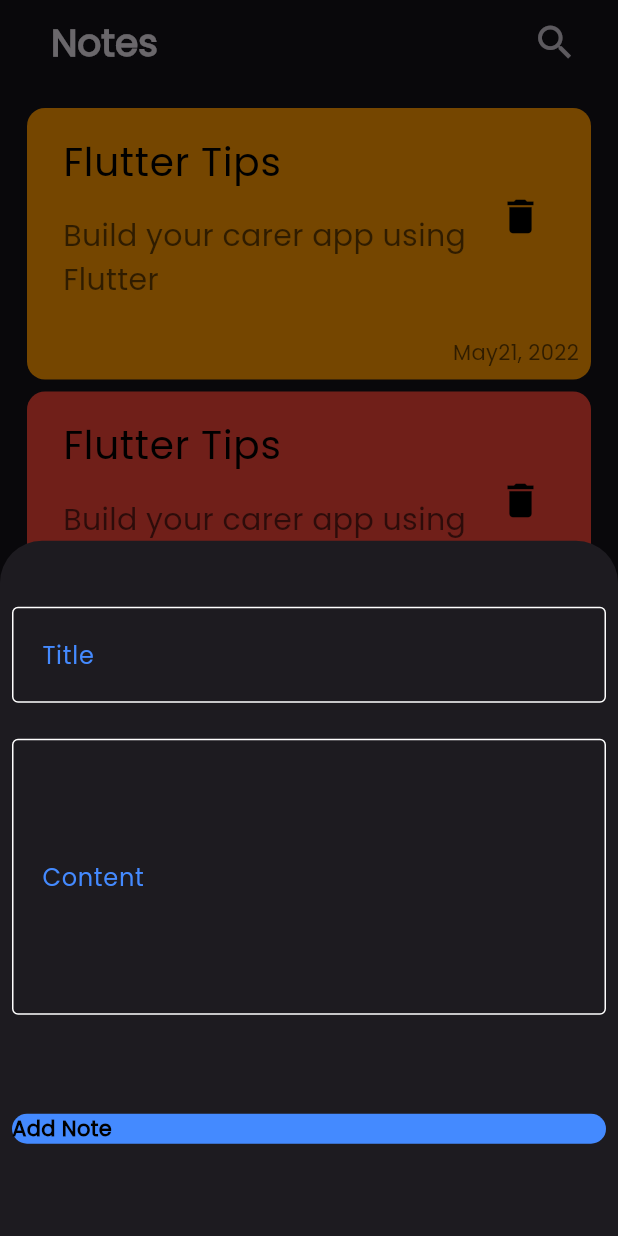
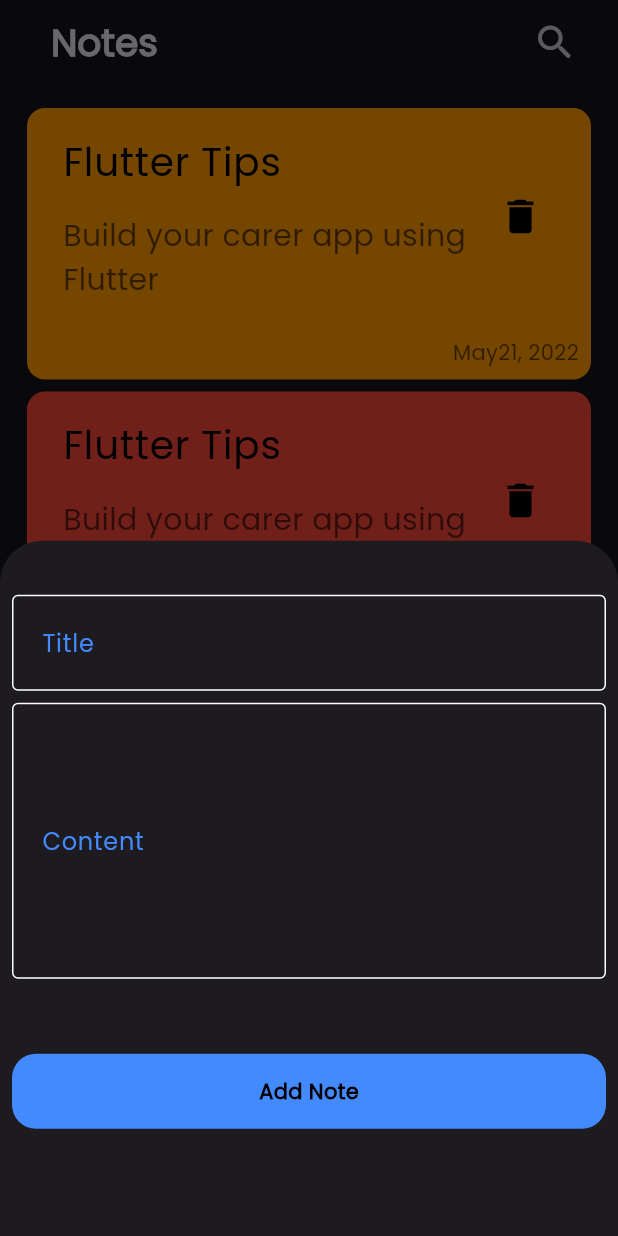
Before and after one commit to Booda-code/Notes-App, a Flutter app: the screen it shows after launch, after a tap on the "add" icon, on a phone screen of 412 x 824 dp. Run offline on Flutter 3.47's test engine with Material 3 defaults, Android fonts, the phone set to English and light mode, and no system bars; drawn by our look-alikes of modal_progress_hud_nsn; our stand-ins replace flutter_bloc, hive, hive_flutter; accounts and stored records are empty; generated files the repository leaves out were written again.

```diff
--- a/lib/main.dart
+++ b/lib/main.dart
@@ -3,14 +3,19 @@ import 'package:flutter_bloc/flutter_bloc.dart';
 import 'package:hive_flutter/adapters.dart';
 import 'package:notes_app/constants.dart';
 import 'package:notes_app/models/note_model.dart';
+import 'package:notes_app/simple_bloc_observer.dart';
 import 'package:notes_app/views/note_view.dart';
 
 import 'cubits/add_note_cubit/add_note_cubit.dart';
 
 void main() async {
   await Hive.initFlutter();
-  await Hive.openBox(kNotesBox);
+
   Hive.registerAdapter(NoteModelAdapter());
+
+  await Hive.openBox<NoteModel>(kNotesBox);
+
+  Bloc.observer = SimpleBlocObserver();
   runApp(const NotesApp());
 }
 
@@ -19,15 +24,10 @@ class NotesApp extends StatelessWidget {
 
   @override
   Widget build(BuildContext context) {
-    return MultiBlocProvider(
-      providers: [
-        BlocProvider(create: (context) => AddNoteCubit()),
-      ],
-      child: MaterialApp(
-       theme: ThemeData(brightness: Brightness.dark, fontFamily: 'Poppins'),
-        debugShowCheckedModeBanner: false,
-        home: NoteView(),
-      ),
+    return MaterialApp(
+     theme: ThemeData(brightness: Brightness.dark, fontFamily: 'Poppins'),
+      debugShowCheckedModeBanner: false,
+      home: NoteView(),
     );
   }
 }
--- a/lib/widgets/add_note_bottom_sheet.dart
+++ b/lib/widgets/add_note_bottom_sheet.dart
@@ -10,7 +10,9 @@ class AddNoteBottomSheet extends StatelessWidget {
 
   @override
   Widget build(BuildContext context) {
-    return Padding(
+    return BlocProvider(
+      create: (context)=> AddNoteCubit(),
+      child: Padding(
         padding: EdgeInsets.all(8.0),
         child: BlocConsumer<AddNoteCubit, AddNoteStates>(
           listener: (context, state) {
@@ -27,6 +29,7 @@ class AddNoteBottomSheet extends StatelessWidget {
                 child: AddNoteForm());
           },
         ),
+      ),
     );
   }
 }
--- a/lib/widgets/add_note_form.dart
+++ b/lib/widgets/add_note_form.dart
@@ -1,5 +1,8 @@
 import 'package:flutter/material.dart';
+import 'package:flutter_bloc/flutter_bloc.dart';
+import 'package:notes_app/cubits/add_note_cubit/add_note_cubit.dart';
 
+import '../models/note_model.dart';
 import 'custom_button.dart';
 import 'custom_text_button.dart';
 
@@ -23,7 +26,6 @@ class _AddNoteFormState extends State<AddNoteForm> {
       key: formKey,
       autovalidateMode: autovalidateMode,
       child: Column(
-        spacing: 8,
         children: [
           SizedBox(height: 28),
           CustomTextButton(
@@ -46,6 +48,10 @@ class _AddNoteFormState extends State<AddNoteForm> {
             onTap: () {
               if (formKey.currentState!.validate()) {
                 formKey.currentState!.save();
+
+                var noteModel = NoteModel(
+                  title: title!, subTitle: subTitle!, date: DateTime.now().toString(),);
+                BlocProvider.of<AddNoteCubit>(context).addNote(noteModel);
               } else {
                 autovalidateMode = AutovalidateMode.always;
                 setState(() {});
--- a/lib/widgets/custom_button.dart
+++ b/lib/widgets/custom_button.dart
@@ -10,16 +10,19 @@ class CustomButton extends StatelessWidget {
     return GestureDetector(
       onTap: onTap,
       child: Container(
+        height: 50,
         width: MediaQuery.of(context).size.width,
         decoration: BoxDecoration(
           color: Colors.blueAccent,
           borderRadius: BorderRadius.circular(16),
         ),
-        child: Text(
-          'Add Note',
-          style: TextStyle(
-            color: Colors.black,
-            fontWeight: FontWeight.bold,
+        child: Center(
+          child: Text(
+            'Add Note',
+            style: TextStyle(
+              color: Colors.black,
+              fontWeight: FontWeight.bold,
+            ),
           ),
         ),
       ),
```
Also changed, not shown: lib/cubits/add_note_cubit/add_note_cubit.dart (+4 -4 lines), lib/simple_bloc_observer.dart (added, +34 -0 lines). Lines whose indentation alone changed are shown as unchanged.
